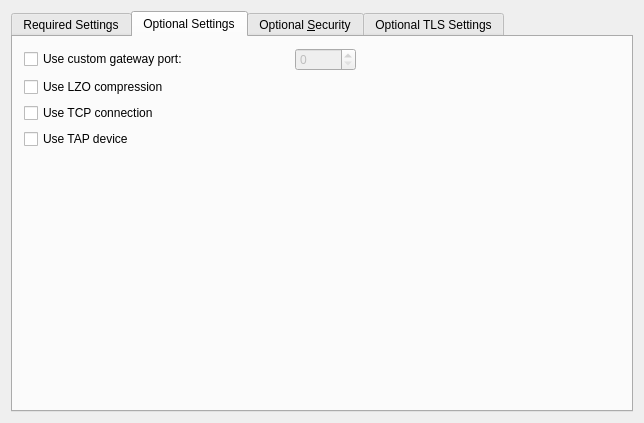
KDE/networkmanagement, file vpnplugins/openvpn/openvpnprop.ui: the form before one commit.
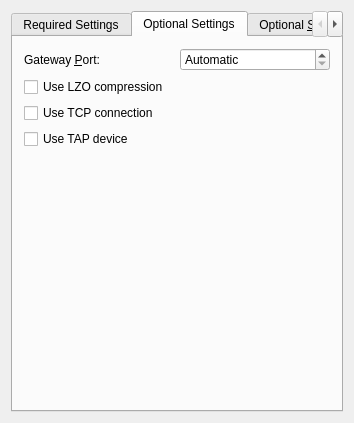
The form after the commit. The open tabs and pages were chosen to show the change. Custom widgets are drawn as their Qt base class.

Commit message: Don't send 0 port number - this is the automatic value.  Clean up this UI too

What changed in the file:
```diff
--- a/vpnplugins/openvpn/openvpnprop.ui
+++ b/vpnplugins/openvpn/openvpnprop.ui
@@ -6,7 +6,7 @@
    <rect>
     <x>0</x>
     <y>0</y>
-    <width>644</width>
+    <width>345</width>
     <height>423</height>
    </rect>
   </property>
@@ -420,44 +420,25 @@
        <item>
         <layout class="QHBoxLayout" name="horizontalLayout_2">
          <item>
-          <widget class="QCheckBox" name="chkCustomPort">
-           <property name="sizePolicy">
-            <sizepolicy hsizetype="MinimumExpanding" vsizetype="Fixed">
-             <horstretch>0</horstretch>
-             <verstretch>0</verstretch>
-            </sizepolicy>
-           </property>
+          <widget class="QLabel" name="label_5">
            <property name="text">
-            <string>Use custom gateway port:</string>
+            <string>Gateway &amp;Port:</string>
+           </property>
+           <property name="buddy">
+            <cstring>sbCustomPort</cstring>
            </property>
           </widget>
          </item>
          <item>
           <widget class="QSpinBox" name="sbCustomPort">
-           <property name="enabled">
-            <bool>false</bool>
-           </property>
            <property name="specialValueText">
-            <string/>
+            <string>Automatic</string>
            </property>
            <property name="maximum">
             <number>65536</number>
            </property>
           </widget>
          </item>
-         <item>
-          <spacer name="horizontalSpacer">
-           <property name="orientation">
-            <enum>Qt::Horizontal</enum>
-           </property>
-           <property name="sizeHint" stdset="0">
-            <size>
-             <width>40</width>
-             <height>20</height>
-            </size>
-           </property>
-          </spacer>
-         </item>
         </layout>
        </item>
        <item>
```
Left out of the diff: 23 changed lines with no effect on the pictures. The commit also changes 1 other file.
